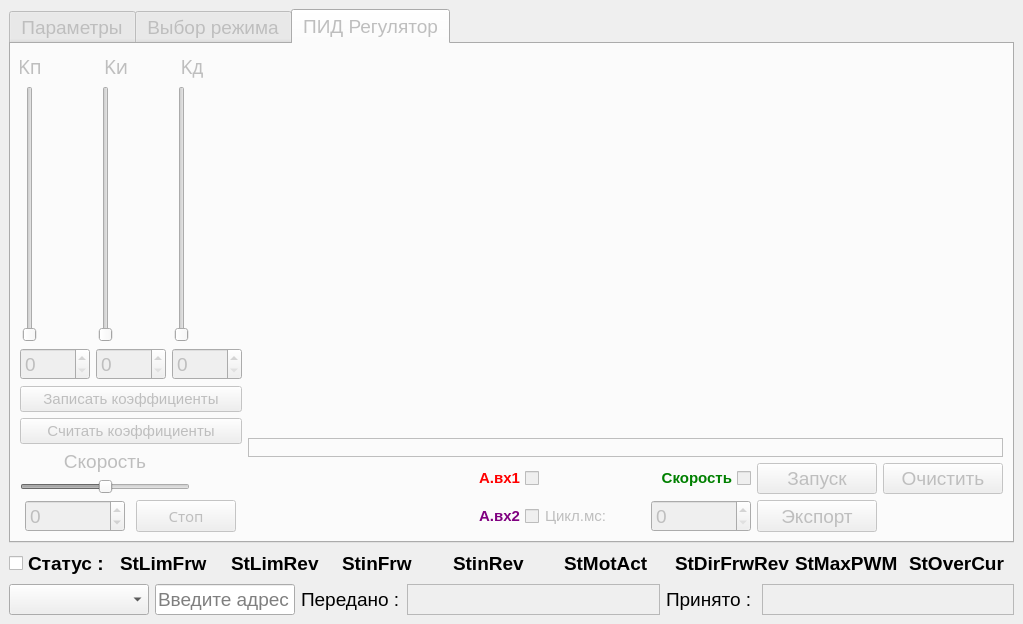
The window that awd.ui (eugenezador/awd-10-v2) describes before a commit, drawn with Qt 5.
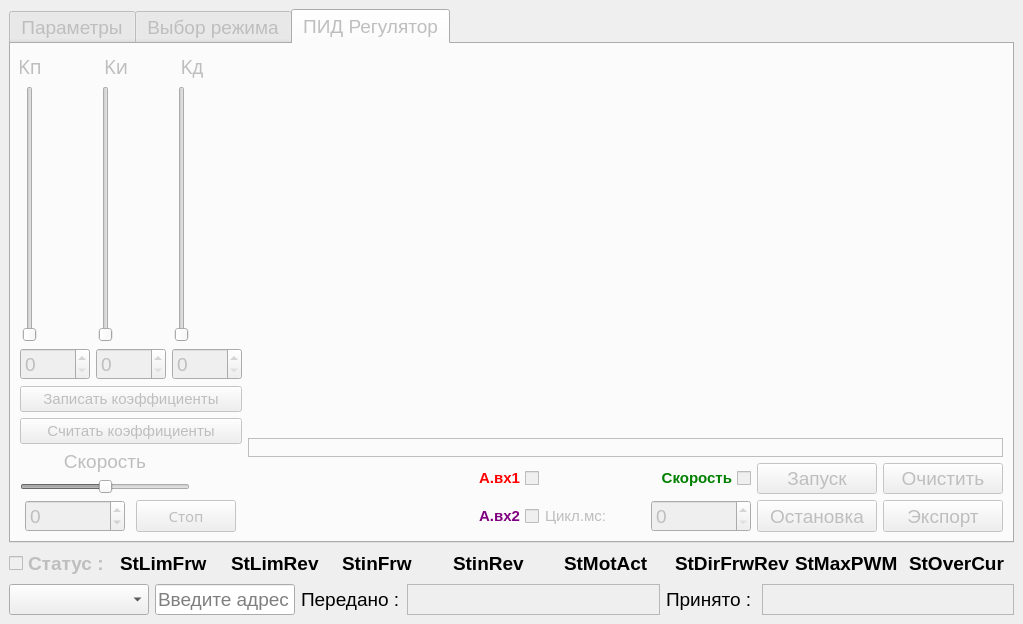
The same window after the commit. Icons and pictures are not drawn. Custom widgets are drawn as their Qt base class.

What changed in the file:
```diff
--- a/awd.ui
+++ b/awd.ui
@@ -3585,6 +3585,19 @@
                </widget>
               </item>
               <item row="4" column="3">
+               <widget class="QPushButton" name="stop_session">
+                <property name="maximumSize">
+                 <size>
+                  <width>120</width>
+                  <height>70</height>
+                 </size>
+                </property>
+                <property name="text">
+                 <string>Остановка</string>
+                </property>
+               </widget>
+              </item>
+              <item row="4" column="4">
                <widget class="QPushButton" name="export_button">
                 <property name="maximumSize">
                  <size>
@@ -3637,7 +3650,7 @@
           <item>
            <widget class="QCheckBox" name="status_checkBox">
             <property name="enabled">
-             <bool>true</bool>
+             <bool>false</bool>
             </property>
             <property name="font">
              <font>
```
Left out of the diff: 108 changed lines with no effect on the pictures.
